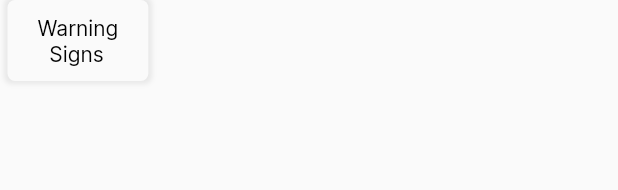
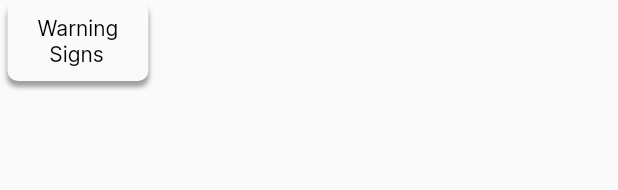
Before and after one commit to adheebshafik/Srilanka_Driving_Exam_App, a Flutter app: the RoadSignsNavItem widget shown alone on an empty page, opened directly, on a phone screen of 412 x 824 dp. Shown: the top 190 px of the screen. Run offline on Flutter 3.47's test engine with Material 2 defaults, Android fonts, the light colour scheme and no system bars; our stand-ins replace flutter_calendar_carousel, flutter_svg.

Commit message:
Added More Styling

```diff
--- a/lib/screens/learn_road_signs_screen.dart
+++ b/lib/screens/learn_road_signs_screen.dart
@@ -46,7 +46,7 @@ class _LearnRoadSignsScreenState extends State<LearnRoadSignsScreen> {
                     ),
                     RoadSignsNavItem(
                       text: 'Alert\nSigns',
-                      textColor: Colors.white,
+                      textColor: Colors.yellow,
                       bgColor: Colors.black,
                     ),
                     RoadSignsNavItem(
--- a/lib/widgets/road_signs_nav_item.dart
+++ b/lib/widgets/road_signs_nav_item.dart
@@ -13,7 +13,12 @@ class RoadSignsNavItem extends StatelessWidget {
 
   @override
   Widget build(BuildContext context) {
-    return Container(
+    return Material(
+      child: InkWell(
+        onTap: () {},
+        splashColor: Colors.yellow,
+        borderRadius: BorderRadius.circular(7),
+        child: Container(
           margin: EdgeInsets.symmetric(horizontal: 5),
           padding: EdgeInsets.fromLTRB(20, 10, 20, 10),
           child: Text(
@@ -22,14 +27,17 @@ class RoadSignsNavItem extends StatelessWidget {
           ),
           decoration: BoxDecoration(
             color: bgColor,
-        borderRadius: BorderRadius.circular(5),
+            borderRadius: BorderRadius.circular(7),
             boxShadow: [
               BoxShadow(
-            color: Colors.grey.withOpacity(0.2),
-            spreadRadius: 2,
-            blurRadius: 2,
+                color: Colors.grey,
+                blurRadius: 2.0,
+                spreadRadius: 0.0,
+                offset: Offset(0, 4.0),
+              )
+            ],
           ),
-        ],
+        ),
       ),
     );
   }
```
Lines whose indentation alone changed are shown as unchanged.
